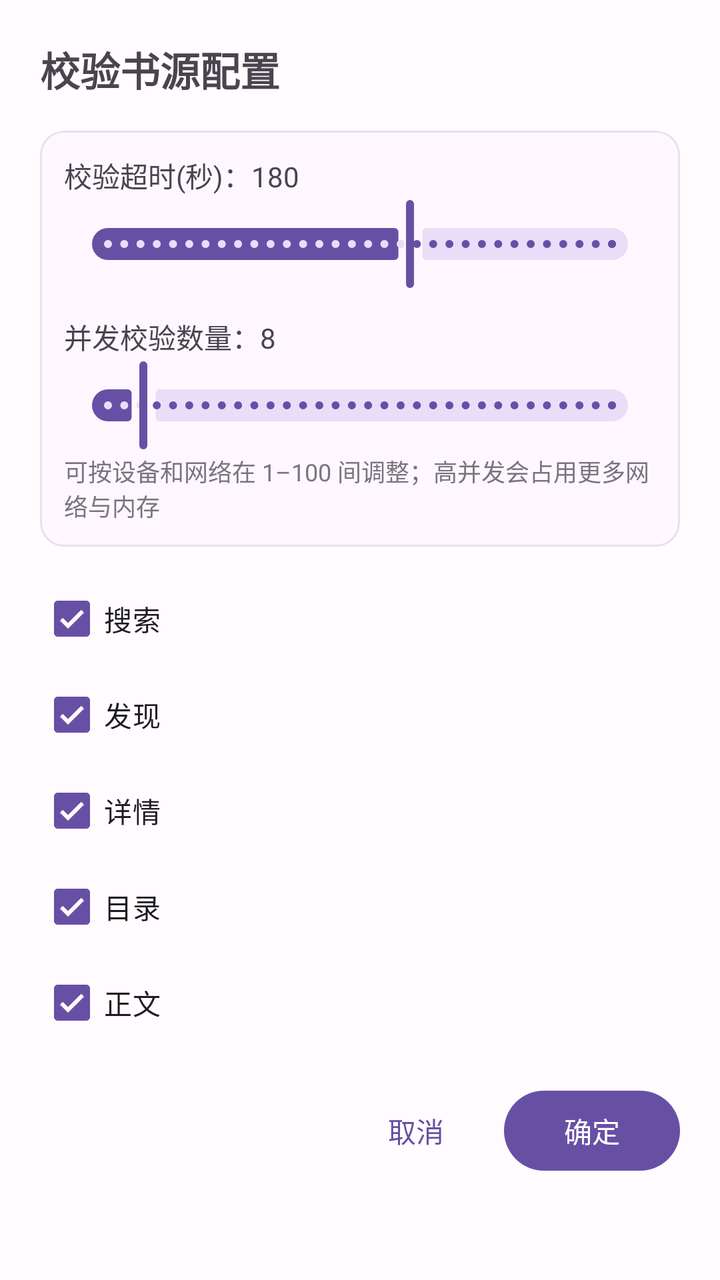
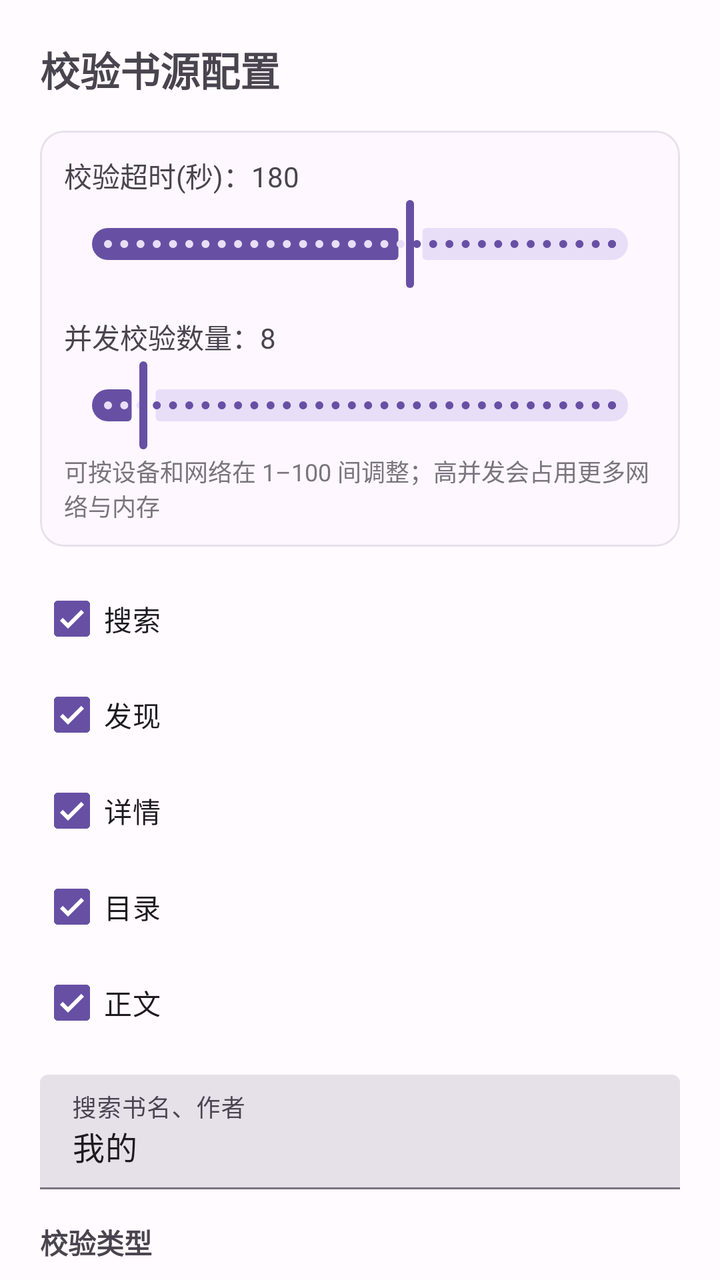

The first picture is an Android layout as it rendered before a commit; the second is the same layout after the commit. The layout source and the unified diff follow.
<!-- AndroidManifest.xml: application theme Theme.YueduDedupe -->
<!-- res/layout/dialog_check_source.xml -->
<?xml version="1.0" encoding="utf-8"?>
<LinearLayout xmlns:android="http://schemas.android.com/apk/res/android"
    xmlns:app="http://schemas.android.com/apk/res-auto"
    android:layout_width="match_parent"
    android:layout_height="wrap_content"
    android:orientation="vertical"
    android:padding="20dp">

    <TextView
        android:layout_width="match_parent"
        android:layout_height="wrap_content"
        android:text="@string/check_source_config"
        android:textSize="20sp"
        android:textStyle="bold" />

    <com.google.android.material.card.MaterialCardView
        android:layout_width="match_parent"
        android:layout_height="wrap_content"
        android:layout_marginTop="16dp"
        app:cardElevation="0dp"
        app:strokeWidth="1dp"
        app:strokeColor="@color/md_theme_surface_variant">

        <LinearLayout
            android:layout_width="match_parent"
            android:layout_height="wrap_content"
            android:orientation="vertical"
            android:padding="12dp">

            <TextView
                android:id="@+id/tvTimeoutLabel"
                android:layout_width="match_parent"
                android:layout_height="wrap_content"
                android:text="校验超时(秒)：180" />

            <com.google.android.material.slider.Slider
                android:id="@+id/sliderTimeout"
                android:layout_width="match_parent"
                android:layout_height="wrap_content"
                android:valueFrom="0"
                android:valueTo="300"
                android:stepSize="1"
                android:value="180" />

            <TextView
                android:id="@+id/tvCheckConcurrencyLabel"
                android:layout_width="match_parent"
                android:layout_height="wrap_content"
                android:layout_marginTop="12dp"
                android:text="并发校验数量：8" />

            <com.google.android.material.slider.Slider
                android:id="@+id/sliderCheckConcurrency"
                android:layout_width="match_parent"
                android:layout_height="wrap_content"
                android:valueFrom="1"
                android:valueTo="100"
                android:stepSize="1"
                android:value="8" />

            <TextView
                android:layout_width="match_parent"
                android:layout_height="wrap_content"
                android:text="可按设备和网络在 1–100 间调整；高并发会占用更多网络与内存"
                android:textColor="@color/md_theme_outline"
                android:textSize="12sp" />
        </LinearLayout>
    </com.google.android.material.card.MaterialCardView>

    <com.google.android.material.checkbox.MaterialCheckBox
        android:id="@+id/cbSearch"
        android:layout_width="match_parent"
        android:layout_height="wrap_content"
        android:layout_marginTop="12dp"
        android:checked="true"
        android:text="@string/search" />

    <com.google.android.material.checkbox.MaterialCheckBox
        android:id="@+id/cbDiscovery"
        android:layout_width="match_parent"
        android:layout_height="wrap_content"
        android:checked="true"
        android:text="@string/discovery" />

    <com.google.android.material.checkbox.MaterialCheckBox
        android:id="@+id/cbInfo"
        android:layout_width="match_parent"
        android:layout_height="wrap_content"
        android:checked="true"
        android:text="@string/source_tab_info" />

    <com.google.android.material.checkbox.MaterialCheckBox
        android:id="@+id/cbCategory"
        android:layout_width="match_parent"
        android:layout_height="wrap_content"
        android:checked="true"
        android:text="@string/chapter_list" />

    <com.google.android.material.checkbox.MaterialCheckBox
        android:id="@+id/cbContent"
        android:layout_width="match_parent"
        android:layout_height="wrap_content"
        android:checked="true"
        android:text="@string/source_tab_content" />

    <LinearLayout
        android:layout_width="match_parent"
        android:layout_height="wrap_content"
        android:layout_marginTop="16dp"
        android:gravity="end"
        android:orientation="horizontal">

        <com.google.android.material.button.MaterialButton
            android:id="@+id/btnCancel"
            style="@style/Widget.Material3.Button.TextButton"
            android:layout_width="wrap_content"
            android:layout_height="wrap_content"
            android:text="@string/cancel" />

        <com.google.android.material.button.MaterialButton
            android:id="@+id/btnOk"
            android:layout_width="wrap_content"
            android:layout_height="wrap_content"
            android:text="@string/ok" />
    </LinearLayout>
</LinearLayout>
<!-- resources referenced by this layout -->
<resources>
  <color name="md_theme_outline">#79747E</color>
  <color name="md_theme_surface_variant">#E7E0EC</color>
  <string name="cancel">取消</string>
  <string name="chapter_list">目录</string>
  <string name="check_source_config">校验书源配置</string>
  <string name="discovery">发现</string>
  <string name="ok">确定</string>
  <string name="search">搜索</string>
  <string name="source_tab_content">正文</string>
  <string name="source_tab_info">详情</string>
  <style name="Theme.YueduDedupe" parent="Theme.Material3.Light.NoActionBar">
          <item name="colorPrimary">@color/md_theme_primary</item>
          <item name="colorOnPrimary">@color/md_theme_on_primary</item>
          <item name="colorPrimaryContainer">@color/md_theme_primary_container</item>
          <item name="colorSecondary">@color/md_theme_secondary</item>
          <item name="android:statusBarColor">@color/md_theme_surface</item>
          <item name="android:navigationBarColor">@color/md_theme_surface</item>
          <item name="android:windowLightStatusBar">true</item>
          <item name="android:windowBackground">@color/md_theme_background</item>
      </style>
  <color name="md_theme_primary">#6750A4</color>
  <color name="md_theme_on_primary">#FFFFFF</color>
  <color name="md_theme_primary_container">#EADDFF</color>
  <color name="md_theme_secondary">#625B71</color>
  <color name="md_theme_surface">#FFFBFE</color>
  <color name="md_theme_background">#FFFBFE</color>
</resources>

<!-- the commit's change to res/layout/dialog_check_source.xml (unified diff, before → after) -->
@@ -1,126 +1,220 @@
 <?xml version="1.0" encoding="utf-8"?>
-<LinearLayout xmlns:android="http://schemas.android.com/apk/res/android"
+<androidx.core.widget.NestedScrollView xmlns:android="http://schemas.android.com/apk/res/android"
     xmlns:app="http://schemas.android.com/apk/res-auto"
     android:layout_width="match_parent"
     android:layout_height="wrap_content"
-    android:orientation="vertical"
-    android:padding="20dp">
-
-    <TextView
-        android:layout_width="match_parent"
-        android:layout_height="wrap_content"
-        android:text="@string/check_source_config"
-        android:textSize="20sp"
-        android:textStyle="bold" />
-
-    <com.google.android.material.card.MaterialCardView
-        android:layout_width="match_parent"
-        android:layout_height="wrap_content"
-        android:layout_marginTop="16dp"
-        app:cardElevation="0dp"
-        app:strokeWidth="1dp"
-        app:strokeColor="@color/md_theme_surface_variant">
-
-        <LinearLayout
-            android:layout_width="match_parent"
-            android:layout_height="wrap_content"
-            android:orientation="vertical"
-            android:padding="12dp">
-
-            <TextView
-                android:id="@+id/tvTimeoutLabel"
-                android:layout_width="match_parent"
-                android:layout_height="wrap_content"
-                android:text="校验超时(秒)：180" />
-
-            <com.google.android.material.slider.Slider
-                android:id="@+id/sliderTimeout"
-                android:layout_width="match_parent"
-                android:layout_height="wrap_content"
-                android:valueFrom="0"
-                android:valueTo="300"
-                android:stepSize="1"
-                android:value="180" />
-
-            <TextView
-                android:id="@+id/tvCheckConcurrencyLabel"
-                android:layout_width="match_parent"
-                android:layout_height="wrap_content"
-                android:layout_marginTop="12dp"
-                android:text="并发校验数量：8" />
-
-            <com.google.android.material.slider.Slider
-                android:id="@+id/sliderCheckConcurrency"
-                android:layout_width="match_parent"
-                android:layout_height="wrap_content"
-                android:valueFrom="1"
-                android:valueTo="100"
-                android:stepSize="1"
-                android:value="8" />
-
-            <TextView
-                android:layout_width="match_parent"
-                android:layout_height="wrap_content"
-                android:text="可按设备和网络在 1–100 间调整；高并发会占用更多网络与内存"
-                android:textColor="@color/md_theme_outline"
-                android:textSize="12sp" />
-        </LinearLayout>
-    </com.google.android.material.card.MaterialCardView>
-
-    <com.google.android.material.checkbox.MaterialCheckBox
-        android:id="@+id/cbSearch"
-        android:layout_width="match_parent"
-        android:layout_height="wrap_content"
-        android:layout_marginTop="12dp"
-        android:checked="true"
-        android:text="@string/search" />
-
-    <com.google.android.material.checkbox.MaterialCheckBox
-        android:id="@+id/cbDiscovery"
-        android:layout_width="match_parent"
-        android:layout_height="wrap_content"
-        android:checked="true"
-        android:text="@string/discovery" />
-
-    <com.google.android.material.checkbox.MaterialCheckBox
-        android:id="@+id/cbInfo"
-        android:layout_width="match_parent"
-        android:layout_height="wrap_content"
-        android:checked="true"
-        android:text="@string/source_tab_info" />
-
-    <com.google.android.material.checkbox.MaterialCheckBox
-        android:id="@+id/cbCategory"
-        android:layout_width="match_parent"
-        android:layout_height="wrap_content"
-        android:checked="true"
-        android:text="@string/chapter_list" />
-
-    <com.google.android.material.checkbox.MaterialCheckBox
-        android:id="@+id/cbContent"
-        android:layout_width="match_parent"
-        android:layout_height="wrap_content"
-        android:checked="true"
-        android:text="@string/source_tab_content" />
+    android:fillViewport="true">
 
     <LinearLayout
         android:layout_width="match_parent"
         android:layout_height="wrap_content"
-        android:layout_marginTop="16dp"
-        android:gravity="end"
-        android:orientation="horizontal">
-
-        <com.google.android.material.button.MaterialButton
-            android:id="@+id/btnCancel"
-            style="@style/Widget.Material3.Button.TextButton"
-            android:layout_width="wrap_content"
-            android:layout_height="wrap_content"
-            android:text="@string/cancel" />
-
-        <com.google.android.material.button.MaterialButton
-            android:id="@+id/btnOk"
-            android:layout_width="wrap_content"
-            android:layout_height="wrap_content"
-            android:text="@string/ok" />
+        android:orientation="vertical"
+        android:padding="20dp">
+
+        <TextView
+            android:layout_width="match_parent"
+            android:layout_height="wrap_content"
+            android:text="@string/check_source_config"
+            android:textSize="20sp"
+            android:textStyle="bold" />
+
+        <com.google.android.material.card.MaterialCardView
+            android:layout_width="match_parent"
+            android:layout_height="wrap_content"
+            android:layout_marginTop="16dp"
+            app:cardElevation="0dp"
+            app:strokeWidth="1dp"
+            app:strokeColor="@color/md_theme_surface_variant">
+
+            <LinearLayout
+                android:layout_width="match_parent"
+                android:layout_height="wrap_content"
+                android:orientation="vertical"
+                android:padding="12dp">
+
+                <TextView
+                    android:id="@+id/tvTimeoutLabel"
+                    android:layout_width="match_parent"
+                    android:layout_height="wrap_content"
+                    android:text="校验超时(秒)：180" />
+
+                <com.google.android.material.slider.Slider
+                    android:id="@+id/sliderTimeout"
+                    android:layout_width="match_parent"
+                    android:layout_height="wrap_content"
+                    android:valueFrom="0"
+                    android:valueTo="300"
+                    android:stepSize="1"
+                    android:value="180" />
+
+                <TextView
+                    android:id="@+id/tvCheckConcurrencyLabel"
+                    android:layout_width="match_parent"
+                    android:layout_height="wrap_content"
+                    android:layout_marginTop="12dp"
+                    android:text="并发校验数量：8" />
+
+                <com.google.android.material.slider.Slider
+                    android:id="@+id/sliderCheckConcurrency"
+                    android:layout_width="match_parent"
+                    android:layout_height="wrap_content"
+                    android:valueFrom="1"
+                    android:valueTo="100"
+                    android:stepSize="1"
+                    android:value="8" />
+
+                <TextView
+                    android:layout_width="match_parent"
+                    android:layout_height="wrap_content"
+                    android:text="可按设备和网络在 1–100 间调整；高并发会占用更多网络与内存"
+                    android:textColor="@color/md_theme_outline"
+                    android:textSize="12sp" />
+            </LinearLayout>
+        </com.google.android.material.card.MaterialCardView>
+
+        <com.google.android.material.checkbox.MaterialCheckBox
+            android:id="@+id/cbSearch"
+            android:layout_width="match_parent"
+            android:layout_height="wrap_content"
+            android:layout_marginTop="12dp"
+            android:checked="true"
+            android:text="@string/search" />
+
+        <com.google.android.material.checkbox.MaterialCheckBox
+            android:id="@+id/cbDiscovery"
+            android:layout_width="match_parent"
+            android:layout_height="wrap_content"
+            android:checked="true"
+            android:text="@string/discovery" />
+
+        <com.google.android.material.checkbox.MaterialCheckBox
+            android:id="@+id/cbInfo"
+            android:layout_width="match_parent"
+            android:layout_height="wrap_content"
+            android:checked="true"
+            android:text="@string/source_tab_info" />
+
+        <com.google.android.material.checkbox.MaterialCheckBox
+            android:id="@+id/cbCategory"
+            android:layout_width="match_parent"
+            android:layout_height="wrap_content"
+            android:checked="true"
+            android:text="@string/chapter_list" />
+
+        <com.google.android.material.checkbox.MaterialCheckBox
+            android:id="@+id/cbContent"
+            android:layout_width="match_parent"
+            android:layout_height="wrap_content"
+            android:checked="true"
+            android:text="@string/source_tab_content" />
+
+        <com.google.android.material.textfield.TextInputLayout
+            android:id="@+id/tilCheckKeyword"
+            style="@style/Widget.Material3.TextInputLayout.FilledBox"
+            android:layout_width="match_parent"
+            android:layout_height="wrap_content"
+            android:layout_marginTop="12dp"
+            android:hint="@string/check_source_keyword"
+            app:boxBackgroundMode="filled">
+
+            <com.google.android.material.textfield.TextInputEditText
+                android:id="@+id/etCheckKeyword"
+                android:layout_width="match_parent"
+                android:layout_height="wrap_content"
+                android:importantForAutofill="no"
+                android:inputType="text"
+                android:maxLines="1"
+                android:text="@string/check_source_keyword_default" />
+        </com.google.android.material.textfield.TextInputLayout>
+
+        <TextView
+            android:layout_width="match_parent"
+            android:layout_height="wrap_content"
+            android:layout_marginTop="16dp"
+            android:text="@string/check_source_kinds"
+            android:textStyle="bold" />
+
+        <LinearLayout
+            android:layout_width="match_parent"
+            android:layout_height="wrap_content"
+            android:orientation="horizontal">
+
+            <com.google.android.material.checkbox.MaterialCheckBox
+                android:id="@+id/cbKindNovel"
+                android:layout_width="wrap_content"
+                android:layout_height="wrap_content"
+                android:layout_marginEnd="8dp"
+                android:checked="true"
+                android:text="@string/kind_novel" />
+
+            <com.google.android.material.checkbox.MaterialCheckBox
+                android:id="@+id/cbKindComic"
+                android:layout_width="wrap_content"
+                android:layout_height="wrap_content"
+                android:layout_marginEnd="8dp"
+                android:checked="true"
+                android:text="@string/kind_comic" />
+
+            <com.google.android.material.checkbox.MaterialCheckBox
+                android:id="@+id/cbKindVideo"
+                android:layout_width="wrap_content"
+                android:layout_height="wrap_content"
+                android:checked="true"
+                android:text="@string/kind_video" />
+        </LinearLayout>
+
+        <LinearLayout
+            android:layout_width="match_parent"
+            android:layout_height="wrap_content"
+            android:orientation="horizontal">
+
+            <com.google.android.material.checkbox.MaterialCheckBox
+                android:id="@+id/cbKindAudio"
+                android:layout_width="wrap_content"
+                android:layout_height="wrap_content"
+                android:layout_marginEnd="8dp"
+                android:checked="true"
+                android:text="@string/kind_audio" />
+
+            <com.google.android.material.checkbox.MaterialCheckBox
+                android:id="@+id/cbKindFile"
+                android:layout_width="wrap_content"
+                android:layout_height="wrap_content"
+                android:checked="true"
+                android:text="@string/kind_file" />
+        </LinearLayout>
+
+        <LinearLayout
+            android:layout_width="match_parent"
+            android:layout_height="wrap_content"
+            android:layout_marginTop="16dp"
+            android:gravity="end"
+            android:orientation="horizontal">
+
+            <com.google.android.material.button.MaterialButton
+                android:id="@+id/btnReset"
+                style="@style/Widget.Material3.Button.TextButton"
+                android:layout_width="wrap_content"
+                android:layout_height="wrap_content"
+                android:text="@string/reset_defaults" />
+
+            <View
+                android:layout_width="0dp"
+                android:layout_height="0dp"
+                android:layout_weight="1" />
+
+            <com.google.android.material.button.MaterialButton
+                android:id="@+id/btnCancel"
+                style="@style/Widget.Material3.Button.TextButton"
+                android:layout_width="wrap_content"
+                android:layout_height="wrap_content"
+                android:text="@string/cancel" />
+
+            <com.google.android.material.button.MaterialButton
+                android:id="@+id/btnOk"
+                android:layout_width="wrap_content"
+                android:layout_height="wrap_content"
+                android:text="@string/ok" />
+        </LinearLayout>
     </LinearLayout>
-</LinearLayout>
+</androidx.core.widget.NestedScrollView>
<!-- resource entries referenced after the edit -->
@@ -5,8 +5,17 @@
   <string name="cancel">取消</string>
   <string name="chapter_list">目录</string>
   <string name="check_source_config">校验书源配置</string>
+  <string name="check_source_keyword">搜索书名、作者</string>
+  <string name="check_source_keyword_default">我的</string>
+  <string name="check_source_kinds">校验类型</string>
   <string name="discovery">发现</string>
+  <string name="kind_audio">音频</string>
+  <string name="kind_comic">漫画</string>
+  <string name="kind_file">文件</string>
+  <string name="kind_novel">小说</string>
+  <string name="kind_video">视频</string>
   <string name="ok">确定</string>
+  <string name="reset_defaults">重置默认</string>
   <string name="search">搜索</string>
   <string name="source_tab_content">正文</string>
   <string name="source_tab_info">详情</string>
